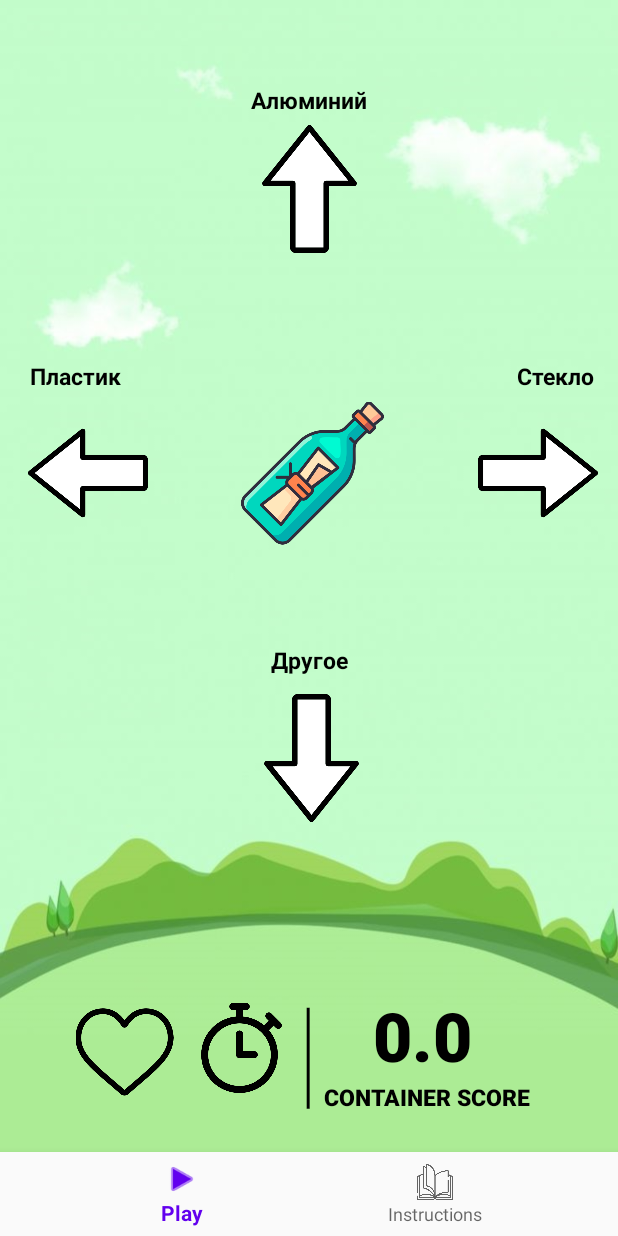
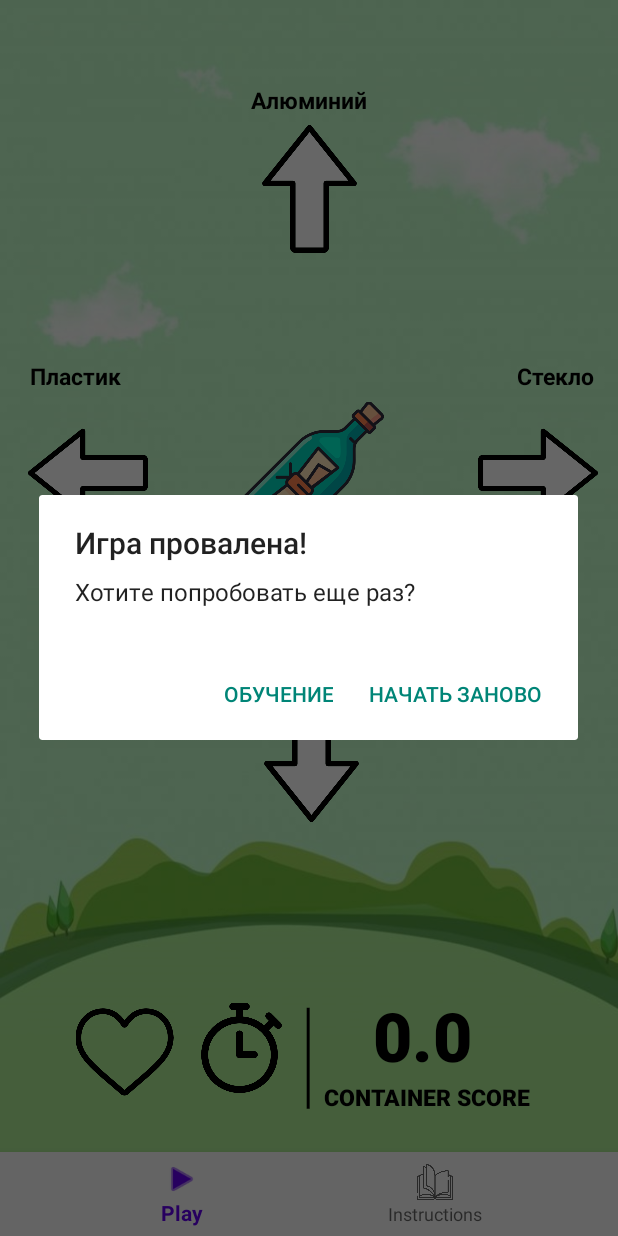
Before and after one commit to DivisionCom/recycling-application, an Android app: the MenuActivity screen opened directly, with no data from a screen before it, after a tap on an icon or button, on a phone screen of 412 x 824 dp. Run offline under Robolectric (Android 15) with nearby library versions, the phone set to English and light mode, and no system bars; our stand-ins replace navigation-ui; 2 other taps on this screen came first.

Commit message:
Fix the problem with having 4 lives instead of 3

```diff
--- a/app/src/main/java/com/example/recycler/MenuActivity.kt
+++ b/app/src/main/java/com/example/recycler/MenuActivity.kt
@@ -157,7 +157,10 @@ private lateinit var binding: ActivityMenuBinding
             3 -> heart.setImageResource(R.drawable.heart_full)
             2 -> heart.setImageResource(R.drawable.heart_1mis)
             1 -> heart.setImageResource(R.drawable.heart_2mis)
-            0 -> heart.setImageResource(R.drawable.heart_3mis)
+            0 -> {
+                heart.setImageResource(R.drawable.heart_3mis)
+                builder.show()
+            }
             else -> {
                 builder.show()
             }
```
